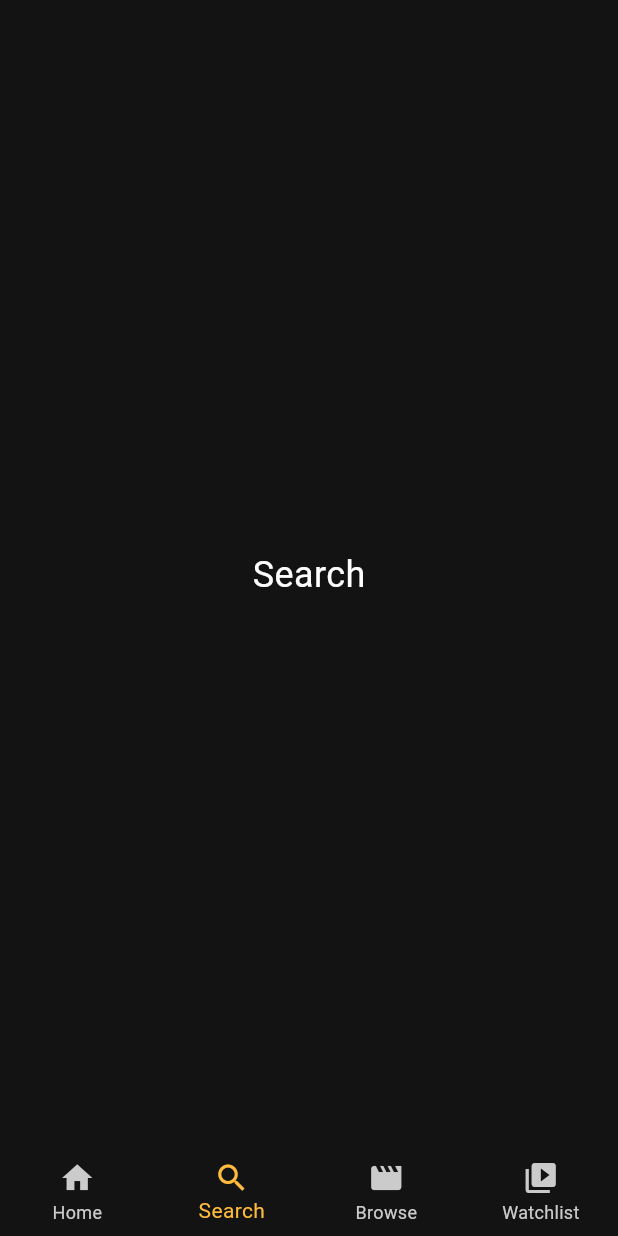
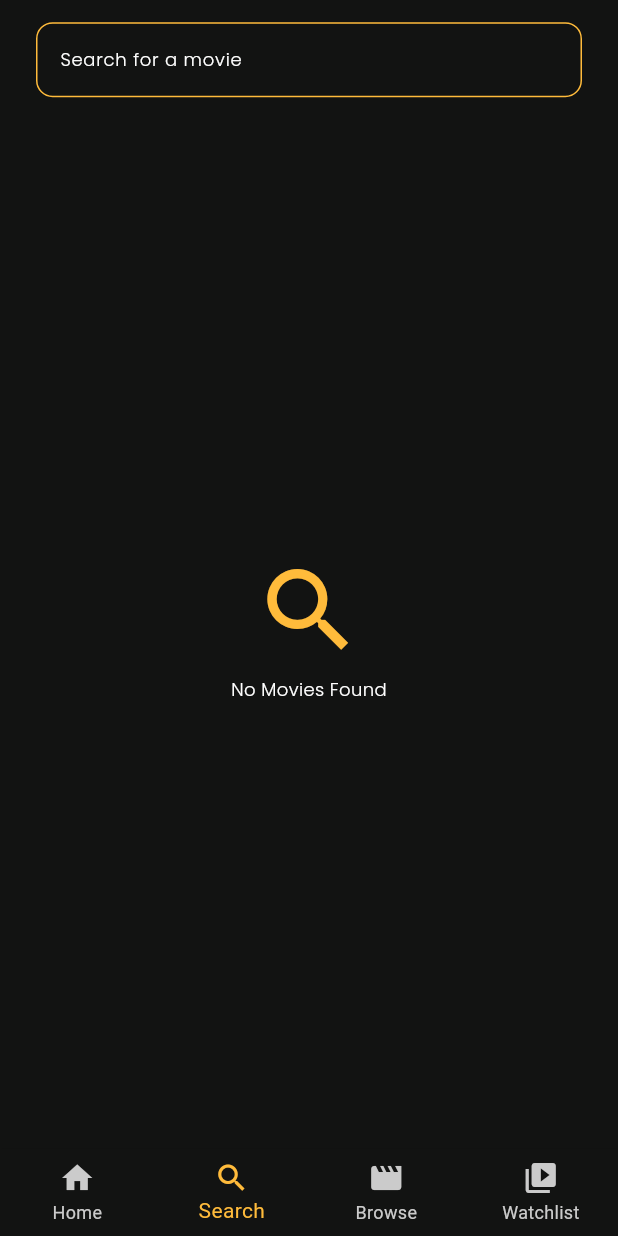
Before and after one commit to Adham-Amin/Movies-Clean-Code, a Flutter app: the screen it shows after launch, item 2 of the bottom bar chosen, on a phone screen of 412 x 824 dp. Run offline on Flutter 3.47's test engine with Material 3 defaults, Android fonts, the phone set to English and light mode, and no system bars; our stand-ins replace dartz, dio, flutter_bloc, flutter_screenutil, get_it, google_fonts and 1 more; accounts and stored records are empty; network calls fail.

Commit message:
Done Search Feature & Refactor Code

```diff
--- a/lib/Core/services/api_service.dart
+++ b/lib/Core/services/api_service.dart
@@ -2,7 +2,7 @@ import 'package:dio/dio.dart';
 
 class ApiService {
   final Dio _dio;
-  final String _baseUrl = 'https://api.themoviedb.org/3/movie';
+  final String _baseUrl = 'https://api.themoviedb.org/3';
   final String _token = 'eyJhbGciOiJIUzI1NiJ9.eyJhdWQiOiJjMzg4OTQ5ZGUyZDM5ZThhMDVmZmMwZWY5ODJkMGYzZCIsIm5iZiI6MTc1MjUxMDM3My44MSwic3ViIjoiNjg3NTJmYTU4MmZhOWFjYzM2ZjkxYTg1Iiwic2NvcGVzIjpbImFwaV9yZWFkIl0sInZlcnNpb24iOjF9.L46eolvrjS9ztFIoE5E5Ew0DxRqr_UqgJaC3MN70Qw4';
 
   ApiService(this._dio);
--- a/lib/Features/details/data/data_sources/remote_details_data_source.dart
+++ b/lib/Features/details/data/data_sources/remote_details_data_source.dart
@@ -16,7 +16,7 @@ class RemoteDetailsDataSourceImpl implements RemoteDetailsDataSource {
   RemoteDetailsDataSourceImpl({required this.apiService});
   @override
   Future<DetailsMovieEntity> getMovieDetails({required int movieId}) async {
-    var data = await apiService.get(endPoint: '/$movieId?language=en-US');
+    var data = await apiService.get(endPoint: '/movie/$movieId?language=en-US');
     var movie = DetailsMovieModel.fromJson(data);
 
     var box = Hive.box('moviesDetails');
@@ -28,7 +28,7 @@ class RemoteDetailsDataSourceImpl implements RemoteDetailsDataSource {
   @override
   Future<List<MoviesEntity>> getMovieSimiler({required int movieId}) async {
     var data = await apiService.get(
-      endPoint: '/$movieId/similar?language=en-US&page=1',
+      endPoint: '/movie/$movieId/similar?language=en-US&page=1',
     );
 
     List<MoviesEntity> moviesList = [];
--- a/lib/Features/home/presentation/views/home_view.dart
+++ b/lib/Features/home/presentation/views/home_view.dart
@@ -8,19 +8,6 @@ class HomeView extends StatelessWidget {
   Widget build(BuildContext context) {
     return Scaffold(
       body: HomeViewBody(),
-    );
-  }
-}
-
-// Placeholder views for other tabs
-class SearchView extends StatelessWidget {
-  @override
-  Widget build(BuildContext context) {
-    return Center(
-      child: Text(
-        'Search',
-        style: TextStyle(color: Colors.white, fontSize: 24),
-      ),
     );
   }
 }
--- a/lib/Features/main_view.dart
+++ b/lib/Features/main_view.dart
@@ -1,6 +1,7 @@
 import 'package:flutter/material.dart';
 import 'package:movies/Core/utils/app_colors.dart';
 import 'package:movies/Features/home/presentation/views/home_view.dart';
+import 'package:movies/Features/search/presentation/views/search_view.dart';
 
 class MainView extends StatefulWidget {
   const MainView({super.key});
--- /dev/null
+++ b/lib/Features/search/domain/repos/search_repo.dart
@@ -0,0 +1,7 @@
+import 'package:dartz/dartz.dart';
+import 'package:movies/Core/error/failure.dart';
+import 'package:movies/Features/home/domain/entities/movies_entity.dart';
+
+abstract class SearchRepo {
+  Future<Either<Failure, List<MoviesEntity>>> searchMovies({required String movieQuery});
+}
--- /dev/null
+++ b/lib/Features/search/presentation/manager/cubit/search_cubit.dart
@@ -0,0 +1,20 @@
+import 'package:flutter_bloc/flutter_bloc.dart';
+import 'package:movies/Features/home/domain/entities/movies_entity.dart';
+import 'package:movies/Features/search/domain/repos/search_repo.dart';
+
+part 'search_state.dart';
+
+class SearchCubit extends Cubit<SearchState> {
+  SearchCubit({required this.searchRepo}) : super(SearchInitial());
+
+  final SearchRepo searchRepo;
+
+  Future<void> searchMovies({required String movieQuery}) async {
+    emit(SearchLoading());
+    final result = await searchRepo.searchMovies(movieQuery: movieQuery);
+    result.fold(
+      (failure) => emit(SearchFailure(message: failure.message)),
+      (movies) => emit(SearchSuccess(movies: movies)),
+    );
+  }
+}
--- /dev/null
+++ b/lib/Features/search/presentation/manager/cubit/search_state.dart
@@ -0,0 +1,14 @@
+part of 'search_cubit.dart';
+
+abstract class SearchState {}
+
+final class SearchInitial extends SearchState {}
+final class SearchLoading extends SearchState {}
+final class SearchSuccess extends SearchState {
+  final List<MoviesEntity> movies;
+  SearchSuccess({required this.movies});
+}
+final class SearchFailure extends SearchState {
+  final String message;
+  SearchFailure({required this.message});
+}
--- /dev/null
+++ b/lib/Features/search/presentation/views/search_view.dart
@@ -0,0 +1,21 @@
+import 'package:flutter/material.dart';
+import 'package:flutter_bloc/flutter_bloc.dart';
+import 'package:movies/Core/services/getit_service.dart';
+import 'package:movies/Features/search/presentation/manager/cubit/search_cubit.dart';
+import 'package:movies/Features/search/presentation/widgets/search_view_body.dart';
+
+class SearchView extends StatelessWidget {
+  const SearchView({super.key});
+
+  @override
+  Widget build(BuildContext context) {
+    return SafeArea(
+      child: Scaffold(
+        body: BlocProvider(
+          create: (context) => getIt.get<SearchCubit>(),
+          child: SearchViewBody(),
+        ),
+      ),
+    );
+  }
+}
--- /dev/null
+++ b/lib/Features/search/presentation/widgets/search_view_body.dart
@@ -0,0 +1,139 @@
+import 'package:flutter/material.dart';
+import 'package:flutter_bloc/flutter_bloc.dart';
+import 'package:flutter_screenutil/flutter_screenutil.dart';
+import 'package:movies/Core/utils/app_colors.dart';
+import 'package:movies/Core/utils/app_styles.dart';
+import 'package:movies/Core/widgets/error_widget.dart';
+import 'package:movies/Core/widgets/loading_widget.dart';
+import 'package:movies/Features/home/domain/entities/movies_entity.dart';
+import 'package:movies/Features/home/presentation/widgets/poster_image.dart';
+import 'package:movies/Features/search/presentation/manager/cubit/search_cubit.dart';
+
+class SearchViewBody extends StatelessWidget {
+  const SearchViewBody({super.key});
+
+  @override
+  Widget build(BuildContext context) {
+    return Padding(
+      padding: EdgeInsets.symmetric(horizontal: 24.w),
+      child: Column(
+        children: [
+          SizedBox(height: 16.h),
+          CustomTextField(
+            onChanged:
+                (movieQuery) => BlocProvider.of<SearchCubit>(
+                  context,
+                ).searchMovies(movieQuery: movieQuery),
+          ),
+          SizedBox(height: 16.h),
+          BlocBuilder<SearchCubit, SearchState>(
+            builder: (context, state) {
+              if (state is SearchSuccess) {
+                return Expanded(
+                  child: ListView.separated(
+                    itemCount: state.movies.length,
+                    separatorBuilder: (_, __) => SizedBox(height: 12.h),
+                    itemBuilder:
+                        (context, index) =>
+                            SearchMovieItem(movie: state.movies[index]),
+                  ),
+                );
+              } else if (state is SearchFailure) {
+                return FailureWidget(message: state.message);
+              } else if (state is SearchLoading) {
+                return const LoadingWidget();
+              } else {
+                return const NoMovies();
+              }
+            },
+          ),
+        ],
+      ),
+    );
+  }
+}
+
+class SearchMovieItem extends StatelessWidget {
+  const SearchMovieItem({super.key, required this.movie});
+
+  final MoviesEntity movie;
+
+  @override
+  Widget build(BuildContext context) {
+    return Row(
+      children: [
+        PosterImage(image: movie.posterUrl),
+        SizedBox(width: 8.w),
+        Expanded(
+          child: Column(
+            mainAxisAlignment: MainAxisAlignment.center,
+            crossAxisAlignment: CrossAxisAlignment.start,
+            children: [
+              Text(movie.name, style: AppStyles.textNormal15),
+              SizedBox(height: 4.h),
+              Text(movie.publishedDate, style: AppStyles.textSemiBold13),
+              SizedBox(height: 4.h),
+              Row(
+                children: [
+                  Icon(Icons.star, color: AppColors.goldenHoney, size: 16.sp),
+                  SizedBox(width: 4.w),
+                  Text(
+                    movie.rating.toString(),
+                    style: AppStyles.textSemiBold13,
+                  ),
+                ],
+              ),
+            ],
+          ),
+        ),
+      ],
+    );
+  }
+}
+
+class CustomTextField extends StatelessWidget {
+  const CustomTextField({super.key, required this.onChanged});
+
+  final ValueChanged<String> onChanged;
+
+  @override
+  Widget build(BuildContext context) {
+    return TextField(
+      onChanged: onChanged,
+      style: AppStyles.textLight13,
+      cursorColor: AppColors.goldenHoney,
+      decoration: InputDecoration(
+        border: OutlineInputBorder(borderRadius: BorderRadius.circular(12.r)),
+        enabledBorder: OutlineInputBorder(
+          borderRadius: BorderRadius.circular(12.r),
+          borderSide: BorderSide(color: AppColors.goldenHoney),
+        ),
+        focusedBorder: OutlineInputBorder(
+          borderRadius: BorderRadius.circular(12.r),
+          borderSide: BorderSide(color: AppColors.goldenHoney),
+        ),
+        hintText: 'Search for a movie',
+        hintStyle: AppStyles.textLight13,
+      ),
+    );
+  }
+}
+
+class NoMovies extends StatelessWidget {
+  const NoMovies({super.key});
+
+  @override
+  Widget build(BuildContext context) {
+    return Expanded(
+      child: Column(
+        mainAxisAlignment: MainAxisAlignment.center,
+        children: [
+          Icon(Icons.search, size: 80.sp, color: AppColors.goldenHoney),
+          SizedBox(height: 8.h),
+          Text('No Movies Found', style: AppStyles.textLight13),
+          SizedBox(height: 8.h),
+        ],
+      ),
+    );
+  }
+}
--- a/lib/main.dart
+++ b/lib/main.dart
@@ -7,8 +7,6 @@ import 'package:movies/Core/services/getit_service.dart';
 import 'package:movies/Core/utils/app_theme.dart';
 import 'package:movies/Features/details/domain/entities/details_movie_entity.dart';
 import 'package:movies/Features/details/domain/entities/genre_entity.dart';
-import 'package:movies/Features/details/presentation/manager/details_movie_cubit/details_movie_cubit.dart';
-import 'package:movies/Features/details/presentation/manager/similer_movie_cubit/similer_movie_cubit.dart';
 import 'package:movies/Features/home/domain/entities/movies_entity.dart';
 import 'package:movies/Features/home/presentation/manager/popular_movies_cubit/popular_movies_cubit.dart';
 import 'package:movies/Features/home/presentation/manager/top_rated_movies_cubit/top_rated_movies_cubit.dart';
@@ -22,7 +20,9 @@ void main() async {
   Hive.registerAdapter(MoviesEntityAdapter());
   Hive.registerAdapter(DetailsMovieEntityAdapter());
   Hive.registerAdapter(GenreEntityAdapter());
-  await Hive.openBox('movies');
+  await Hive.openBox('popularMovies');
+  await Hive.openBox('topRatedMovies');
+  await Hive.openBox('upcomingMovies');
   await Hive.openBox('moviesDetails');
   await setupGetit();
 
@@ -50,8 +50,6 @@ class Movies extends StatelessWidget {
               (context) =>
                   getIt.get<UpcomingMoviesCubit>()..getUpcomingMovies(),
         ),
-        BlocProvider(create: (context) => getIt.get<DetailsMovieCubit>()),
-        BlocProvider(create: (context) => getIt.get<SimilerMovieCubit>()),
       ],
       child: ScreenUtilInit(
         designSize: const Size(412, 892),
```
Also changed, not shown: lib/Core/services/getit_service.dart (+15 -0 lines), lib/Features/home/data/data_sources/local_home_data_source.dart (+7 -18 lines), lib/Features/home/data/data_sources/remote_home_data_source.dart (+9 -9 lines), lib/Features/search/data/data_sources/remote_search_data_source.dart (added, +26 -0 lines), lib/Features/search/data/repos/search_repo_impl.dart (added, +29 -0 lines).
